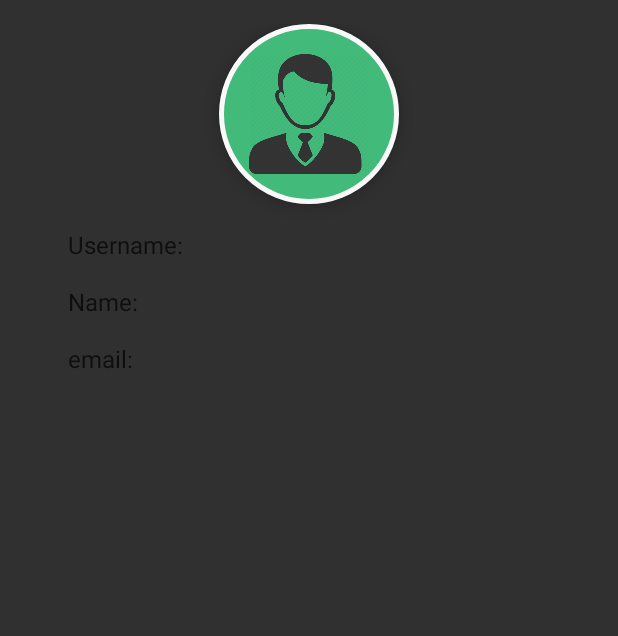
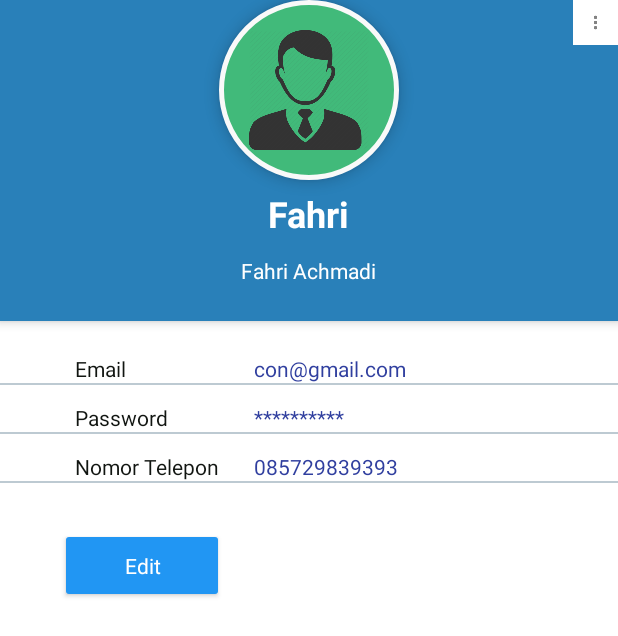
Before and after one commit to fahriachmadi/mapX, an Android app: the ProfileDesign screen opened directly, with no data from a screen before it, on a phone screen of 412 x 824 dp. Shown: the top 636 px of the screen. Run offline under Robolectric (Android 15) with nearby library versions, the phone set to English and light mode, and no system bars; 6 statements that could not run were skipped.

Commit message:
modify penanda

```diff
--- a/app/src/main/java/com/tekmob/mapx/PenandaActivity.java
+++ b/app/src/main/java/com/tekmob/mapx/PenandaActivity.java
@@ -45,6 +45,7 @@ public class PenandaActivity extends AppCompatActivity {
 
         TableRow tr_head = new TableRow(this);
 
+        tr_head.setBackgroundColor(Color.rgb(189, 195, 199));
         tr_head.setLayoutParams(new TableLayout.LayoutParams(
                         TableLayout.LayoutParams.FILL_PARENT,
                         TableLayout.LayoutParams.WRAP_CONTENT));
@@ -56,7 +57,7 @@ public class PenandaActivity extends AppCompatActivity {
             tv.setLayoutParams(new TableRow.LayoutParams(TableRow.LayoutParams.WRAP_CONTENT,
                     TableRow.LayoutParams.WRAP_CONTENT));
             tv.setGravity(Gravity.CENTER);
-            tv.setTextSize(18);
+            tv.setTextSize(16);
             if(!c.equals("No"))
             tv.setWidth(250);
             tv.setTextColor(Color.BLACK);
@@ -83,6 +84,7 @@ public class PenandaActivity extends AppCompatActivity {
             // dara rows
             TableRow row = new TableRow(context);
 
+            row.setBackgroundColor(Color.rgb(236, 240, 241));
             row.setLayoutParams(new TableLayout.LayoutParams(TableLayout.LayoutParams.MATCH_PARENT,
                     TableLayout.LayoutParams.WRAP_CONTENT));
 
@@ -90,6 +92,7 @@ public class PenandaActivity extends AppCompatActivity {
             for(String text:colText) {
 
                 TextView tv = new TextView(this);
+                tv.setTextSize(12);
                 tv.setLayoutParams(new TableRow.LayoutParams(TableRow.LayoutParams.WRAP_CONTENT,
                         TableRow.LayoutParams.WRAP_CONTENT));
                 if(text.equals("button")){
@@ -97,9 +100,9 @@ public class PenandaActivity extends AppCompatActivity {
                     button.setLayoutParams(new TableRow.LayoutParams(TableRow.LayoutParams.WRAP_CONTENT,
                             TableRow.LayoutParams.WRAP_CONTENT));
                     button.setText("Detail");
-                    button.setBackgroundColor(Color.WHITE);
+                    button.setBackgroundColor(Color.TRANSPARENT);
+
                     button.setPadding(10,5,5,5);
-
                     button.setTextColor(Color.BLACK);
                     button.setId(count);
                     row.addView(button);
--- a/app/src/main/java/com/tekmob/mapx/ProfileDesign.java
+++ b/app/src/main/java/com/tekmob/mapx/ProfileDesign.java
@@ -25,7 +25,7 @@ public class ProfileDesign extends AppCompatActivity {
     @Override
     protected void onCreate(Bundle savedInstanceState) {
         super.onCreate(savedInstanceState);
-        setContentView(R.layout.material_design_profile_screen_xml_ui_design);
+        setContentView(R.layout.profil);
 
         db = new AkunDatabaseHandler(this);
         AkunDatabaseHandler databaseHandler=new AkunDatabaseHandler(this);
--- a/app/src/main/res/layout/material_design_profile_screen_xml_ui_design.xml
+++ b/app/src/main/res/layout/material_design_profile_screen_xml_ui_design.xml
@@ -1,7 +1,22 @@
 <?xml version="1.0" encoding="utf-8"?>
 <ScrollView xmlns:android="http://schemas.android.com/apk/res/android"
+    xmlns:app="http://schemas.android.com/apk/res-auto"
     android:layout_width="match_parent"
-    android:layout_height="match_parent">
+    android:layout_height="match_parent"
+    android:background="@color/white">
+
+    <RelativeLayout
+        android:layout_width="match_parent"
+        android:layout_height="match_parent">
+
+        <ImageView
+            android:id="@+id/imageView3"
+            android:layout_width="match_parent"
+            android:layout_height="150dp"
+            android:adjustViewBounds="false"
+            android:background="@drawable/afiq"
+            android:scaleType="centerCrop" />
+    </RelativeLayout>
 
     <RelativeLayout xmlns:android="http://schemas.android.com/apk/res/android"
         xmlns:tools="http://schemas.android.com/tools"
@@ -82,10 +97,10 @@
                 android:id="@+id/textview_name_id"
                 android:layout_width="250dp"
                 android:layout_height="wrap_content"
+                android:layout_centerHorizontal="true"
+                android:layout_marginTop="16dp"
                 android:textAppearance="?android:attr/textAppearanceMedium"
-                android:layout_centerHorizontal="true"
-                android:textSize="16sp"
-                android:layout_marginTop="16dp" />
+                android:textSize="16sp" />
         </LinearLayout>
 
         <LinearLayout
@@ -119,5 +134,7 @@
                 android:textSize="16sp"
                 android:layout_marginTop="16dp" />
         </LinearLayout>
+
+
     </RelativeLayout>
 </ScrollView>
--- a/app/src/main/res/layout/penanda.xml
+++ b/app/src/main/res/layout/penanda.xml
@@ -2,15 +2,15 @@
 <ScrollView xmlns:android="http://schemas.android.com/apk/res/android"
     android:layout_width="match_parent"
     android:layout_height="match_parent"
-    android:background="#f2f2f2">
+    android:background="@color/white">
 
     <RelativeLayout xmlns:android="http://schemas.android.com/apk/res/android"
         xmlns:tools="http://schemas.android.com/tools"
         android:layout_width="match_parent"
-        android:layout_height="match_parent"
+        android:layout_height="wrap_content"
         android:paddingLeft="@dimen/activity_horizontal_margin"
         android:paddingRight="@dimen/activity_horizontal_margin"
-        android:paddingTop="@dimen/activity_vertical_margin"
+        android:paddingTop="10dp"
         android:paddingBottom="@dimen/activity_vertical_margin"
         tools:context="me.vable.android.viewandlayoutlessons.WelcomeActivity">
         <TextView
@@ -18,11 +18,16 @@
             android:layout_width="250dp"
             android:layout_height="wrap_content"
             android:textAppearance="?android:attr/textAppearanceMedium"
-            android:text="My Location"
+            android:text="@string/location"
             android:textColor="#080808"
             android:layout_centerHorizontal="true"
-            android:textSize="16sp"
+            android:textSize="24sp"
             android:layout_marginTop="16dp" />
+
+        <View
+            android:layout_height="1dip"
+            android:layout_width="match_parent"
+            android:background="#BDCAD2" />
 
         <TableLayout xmlns:android="http://schemas.android.com/apk/res/android"
             android:id="@+id/table_layout_id"
--- /dev/null
+++ b/app/src/main/res/layout/profil.xml
@@ -0,0 +1,176 @@
+<?xml version="1.0" encoding="utf-8"?>
+<ScrollView xmlns:android="http://schemas.android.com/apk/res/android"
+    android:layout_width="match_parent"
+    android:layout_height="match_parent"
+    android:background="@color/white">
+
+    <RelativeLayout
+        android:layout_width="match_parent"
+        android:layout_height="match_parent">
+
+        <ImageButton
+            android:id="@+id/user_profile_photo"
+            android:layout_width="120dp"
+            android:layout_height="120dp"
+            android:layout_centerHorizontal="true"
+            android:background="@drawable/profile_circular_border_imageview"
+            android:elevation="5dp"
+            android:padding="20dp"
+            android:scaleType="centerCrop"
+            android:src="@drawable/user_icon" android:contentDescription="TODO" />
+
+
+        <RelativeLayout
+            android:id="@+id/profile_layout"
+            android:layout_width="match_parent"
+            android:layout_height="wrap_content"
+            android:background="#2980b9"
+            android:elevation="4dp"
+            android:paddingBottom="24dp">
+
+            <ImageView
+                android:id="@+id/drop_down_option_menu"
+                android:layout_width="30dp"
+                android:layout_height="30dp"
+                android:layout_alignParentEnd="true"
+                android:layout_alignParentRight="true"
+                android:src="@drawable/ic_action_overflow" />
+
+            <TextView
+                android:id="@+id/textview_username_id"
+                android:layout_width="wrap_content"
+                android:layout_height="wrap_content"
+                android:layout_centerHorizontal="true"
+                android:layout_marginTop="126dp"
+                android:text="Fahri"
+                android:textColor="#fff"
+                android:textSize="24sp"
+                android:textStyle="bold" />
+
+            <TextView
+                android:id="@+id/textview_name_id"
+                android:layout_width="wrap_content"
+                android:layout_height="wrap_content"
+                android:layout_below="@+id/textview_username_id"
+                android:layout_centerHorizontal="true"
+                android:layout_marginTop="12dp"
+                android:text="Fahri Achmadi"
+                android:textColor="#fff"
+                android:textSize="14sp" />
+
+        </RelativeLayout>
+
+        <View
+            android:layout_height="1dip"
+            android:layout_width="match_parent"
+            android:background="#BDCAD2" />
+
+        <LinearLayout
+            android:layout_width="fill_parent"
+            android:layout_height="wrap_content"
+            android:layout_below="@+id/profile_layout"
+            android:layout_marginTop="10dp"
+            android:orientation="vertical">
+
+            <TableLayout
+                android:layout_width="match_parent"
+                android:layout_height="match_parent">
+
+                <TableRow>
+                <TextView
+                    android:id="@+id/textview_email"
+                    android:layout_width="wrap_content"
+                    android:layout_height="wrap_content"
+                    android:layout_centerHorizontal="true"
+                    android:layout_marginLeft="50dp"
+                    android:layout_marginTop="12dp"
+                    android:text="Email "
+                    android:textColor="@color/black"
+                    android:textSize="14sp" />
+
+                <TextView
+                    android:id="@+id/textview_email_id"
+                    android:layout_width="wrap_content"
+                    android:layout_height="wrap_content"
+                    android:layout_centerHorizontal="true"
+                    android:layout_marginLeft="20dp"
+                    android:layout_marginTop="12dp"
+                    android:text="con@gmail.com"
+                    android:textColor="@color/colorPrimaryDark"
+                    android:textSize="14sp" />
+
+                </TableRow>
+                <View
+                    android:layout_height="1dip"
+                    android:background="#BDCAD2" />
+
+                <TableRow>
+                <TextView
+                    android:id="@+id/text_password"
+                    android:layout_width="wrap_content"
+                    android:layout_height="wrap_content"
+                    android:layout_centerHorizontal="true"
+                    android:layout_marginLeft="50dp"
+                    android:layout_marginTop="12dp"
+                    android:text="Password "
+                    android:textColor="@color/black"
+                    android:textSize="14sp" />
+
+                <TextView
+                    android:id="@+id/textview_password_id"
+                    android:layout_width="wrap_content"
+                    android:layout_height="wrap_content"
+                    android:layout_centerHorizontal="true"
+                    android:layout_marginLeft="20dp"
+                    android:layout_marginTop="12dp"
+                    android:text="**********"
+                    android:textColor="@color/colorPrimaryDark"
+                    android:textSize="14sp" />
+
+                </TableRow>
+
+                <View
+                    android:layout_height="1dip"
+                    android:background="#BDCAD2" />
+
+                <TableRow>
+                <TextView
+                    android:id="@+id/textview_nomor_telepon"
+                    android:layout_width="wrap_content"
+                    android:layout_height="wrap_content"
+                    android:layout_centerHorizontal="true"
+                    android:layout_marginLeft="50dp"
+                    android:layout_marginTop="12dp"
+                    android:text="Nomor Telepon "
+                    android:textColor="@color/black"
+                    android:textSize="14sp" />
+
+                <TextView
+                    android:id="@+id/textview_nomor_telepon_id"
+                    android:layout_width="wrap_content"
+                    android:layout_height="wrap_content"
+                    android:layout_centerHorizontal="true"
+                    android:layout_marginLeft="20dp"
+                    android:layout_marginTop="12dp"
+                    android:text="085729839393"
+                    android:textColor="@color/colorPrimaryDark"
+                    android:textSize="14sp" />
+                </TableRow>
+
+                <View
+                    android:layout_height="1dip"
+                    android:background="#BDCAD2" />
+                <TableRow>
+                    <Button
+                        android:id="@+id/save_button_id"
+                        android:layout_width="30dp"
+                        android:layout_height="50dp"
+                        android:layout_marginLeft="40dp"
+                        android:layout_marginTop="30dp"
+                        style="@style/AppTheme"
+                        android:text="Edit" />
+                </TableRow>
+            </TableLayout>
+        </LinearLayout>
+    </RelativeLayout>
+</ScrollView>
--- a/app/src/main/res/values/colors.xml
+++ b/app/src/main/res/values/colors.xml
@@ -4,4 +4,5 @@
     <color name="colorPrimaryDark">#303F9F</color>
     <color name="colorAccent">#FF4081</color>
     <color name="white">#FFFFFF</color>
+    <color name="black">#111511</color>
 </resources>
--- a/app/src/main/res/values/strings.xml
+++ b/app/src/main/res/values/strings.xml
@@ -5,4 +5,5 @@
     <string name="navigation_drawer_close">Close navigation drawer</string>
 
     <string name="action_settings">Settings</string>
+    <string name="location">My Location</string>
 </resources>
--- a/app/src/main/res/values/styles.xml
+++ b/app/src/main/res/values/styles.xml
@@ -9,9 +9,17 @@
         <item name="android:colorForeground">@color/foreground_material_light</item>
         <!-- Customize your theme here. -->
 
+        <item name="colorButtonNormal">#2196f3</item>
+        <item name="android:textColor">@color/white</item>
+
         <item name="windowActionBar">false</item>
         <item name="windowNoTitle">true</item>
 
+    </style>
+
+    <style name="AppTheme.Button">
+        <item name="colorButtonNormal">#2196f3</item>
+        <item name="android:textColor">@color/white</item>
     </style>
 
     <style name="AppTheme.NoActionBar">
```
Also changed, not shown: app/src/main/java/com/tekmob/mapx/PenandaDetail.java (line endings or trailing spaces), app/src/main/res/drawable/afiq.png (added).
